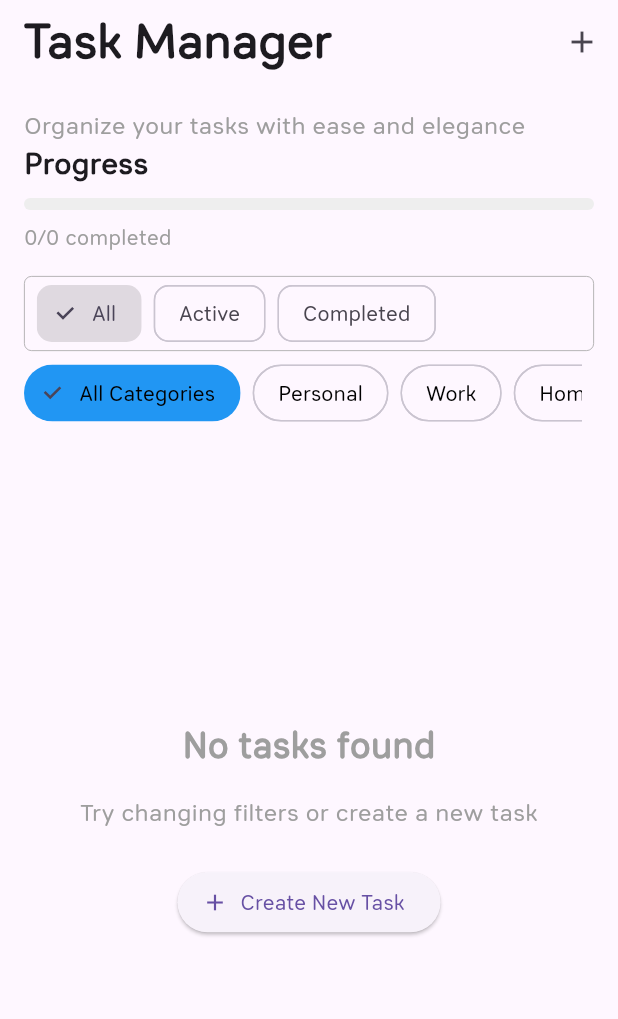
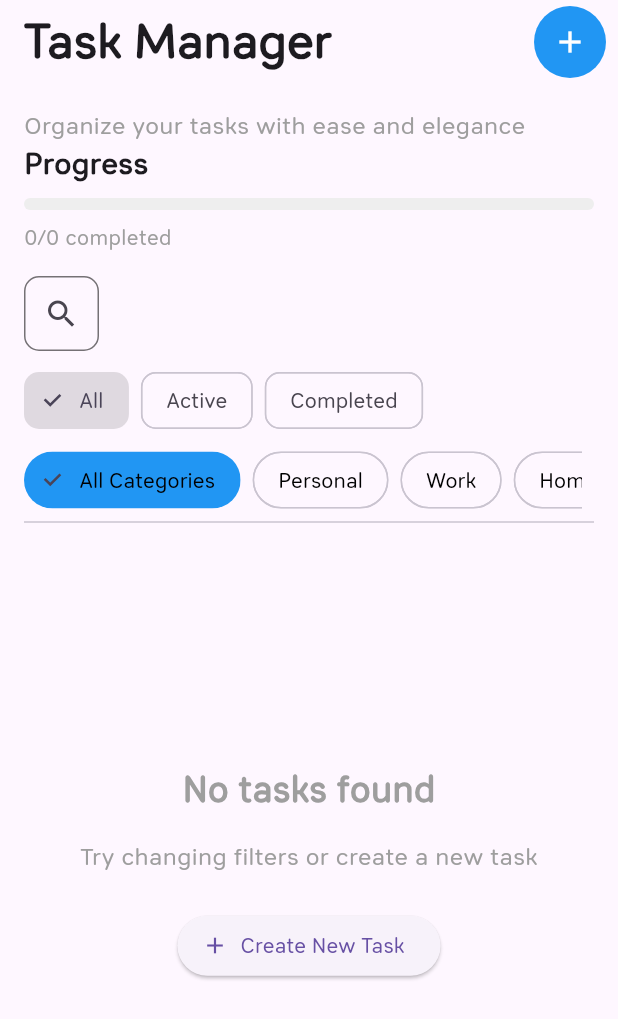
Before and after one commit to rj72/TaskManager, a Flutter app: the screen it shows after launch, on a phone screen of 412 x 824 dp. Shown: the top 1019 px of the screen. Run offline on Flutter 3.47's test engine with Material 2 defaults, Android fonts, the phone set to English and light mode, and no system bars; our stand-ins replace flutter_slidable, get, sqflite; accounts and stored records are empty.

Commit message:
add search button

```diff
--- a/task_manager/lib/controllers/base.controller.dart
+++ b/task_manager/lib/controllers/base.controller.dart
@@ -9,6 +9,7 @@ class BaseController extends GetxController {
   var selectedCategory = 'All Categories'.obs;
   var completedCount = 0.obs;
   var totalTasks = 0.obs;
+  var isExpanded = false.obs;
   final DatabaseHelper _dbHelper = DatabaseHelper();
 
   final List<String> categories = [
@@ -20,6 +21,7 @@ class BaseController extends GetxController {
     'Other',
   ];
 
+  @override
   onInit() {
     super.onInit();
     loadTasks();
--- a/task_manager/lib/views/main_view.dart
+++ b/task_manager/lib/views/main_view.dart
@@ -19,9 +19,18 @@ class MainView extends BaseStatelessView<BaseController> {
           style: TextStyle(fontWeight: FontWeight.bold, fontSize: 32),
         ),
         actions: [
-          IconButton(
-            icon: const Icon(Icons.add),
+          Padding(
+            padding: const EdgeInsets.only(right: 8.0),
+            child: Container(
+              decoration: BoxDecoration(
+                color: Colors.blue,
+                borderRadius: BorderRadius.circular(25),
+              ),
+              child: IconButton(
+                icon: const Icon(Icons.add,color: Colors.white,),
                 onPressed: _showAddTaskDialog,
+              ),
+            ),
           ),
         ],
       ),
@@ -35,10 +44,12 @@ class MainView extends BaseStatelessView<BaseController> {
                 style: TextStyle(fontSize: 16, color: Colors.grey)),
             _buildProgressSection(),
             const SizedBox(height: 16),
+            _buildSearchTask(),
+            const SizedBox(height: 8),
             _buildStatusFilter(),
             const SizedBox(height: 8),
             _buildCategoryFilter(),
-            const SizedBox(height: 16),
+            const Divider(),
             Expanded(child: _buildTaskList()),
           ],
         ),
@@ -78,13 +89,8 @@ class MainView extends BaseStatelessView<BaseController> {
   }
 
   Widget _buildStatusFilter() {
-    return Container(
+    return SizedBox(
       height: 50,
-      padding: const EdgeInsets.symmetric(horizontal: 8),
-      decoration: BoxDecoration(
-        borderRadius: BorderRadius.circular(5),
-        border: Border.all(color: Colors.grey, width: 0.5),
-      ),
       child: ListView.separated(
         scrollDirection: Axis.horizontal,
         itemCount: 3,
@@ -201,7 +207,7 @@ class MainView extends BaseStatelessView<BaseController> {
       }
       return ListView.separated(
         itemCount: tasks.length,
-        separatorBuilder: (_, __) => const Divider(),
+        separatorBuilder: (_, __) => const SizedBox(height: 8),
         itemBuilder: (context, index) {
           final task = tasks[index];
           return Slidable(
@@ -238,6 +244,12 @@ class MainView extends BaseStatelessView<BaseController> {
                 ),
               ],
             ),
+            child: InkWell(
+              borderRadius: BorderRadius.circular(8),
+              onTap: () {
+                task.isCompleted.toggle();
+                controller.updateTaskCounts();
+              },
               child: Container(
                 padding: const EdgeInsets.symmetric(horizontal: 8, vertical: 8),
                 decoration: BoxDecoration(
@@ -301,6 +313,7 @@ class MainView extends BaseStatelessView<BaseController> {
                           ],
                         ),
                       ],
+                    ),
                   ),
                 ),
               ),
@@ -378,4 +391,46 @@ class MainView extends BaseStatelessView<BaseController> {
       controller.addTask(newTask);
     }
   }
+
+  Widget _buildSearchTask() {
+    return Obx(
+      () => AnimatedContainer(
+        duration: const Duration(milliseconds: 300),
+        width: controller.isExpanded.value ? 250 : 50,
+        height: 50,
+        decoration: BoxDecoration(
+          borderRadius: BorderRadius.circular(10),
+          border: Border.all(color: Colors.black54),
+        ),
+        child: Row(
+          children: [
+            if (!controller.isExpanded.value)
+              IconButton(
+                icon: const Icon(Icons.search),
+                onPressed: () {
+                  controller.isExpanded.value = true;
+                },
+              ),
+            if (controller.isExpanded.value)
+              const Expanded(
+                child: TextField(
+                  decoration: InputDecoration(
+                    hintText: "Search...",
+                    border: InputBorder.none,
+                    contentPadding: EdgeInsets.symmetric(horizontal: 10),
+                  ),
+                ),
+              ),
+            if (controller.isExpanded.value)
+              IconButton(
+                icon: const Icon(Icons.close),
+                onPressed: () {
+                  controller.isExpanded.value = false;
+                },
+              ),
+          ],
+        ),
+      ),
+    );
   }
+}
```
Lines whose indentation alone changed are shown as unchanged.
